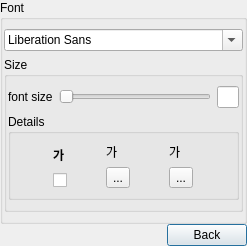
First picture: the form in ToolBtn/settextwidget.ui, repository smoothie316/Qt, before the edit.
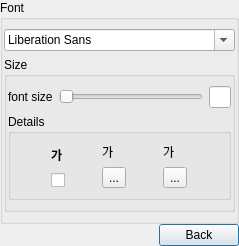
Second picture: the form after the edit.

```diff
--- a/ToolBtn/settextwidget.ui
+++ b/ToolBtn/settextwidget.ui
@@ -9,8 +9,8 @@
    <rect>
     <x>0</x>
     <y>0</y>
-    <width>247</width>
-    <height>239</height>
+    <width>229</width>
+    <height>215</height>
    </rect>
   </property>
   <property name="sizePolicy">
```
